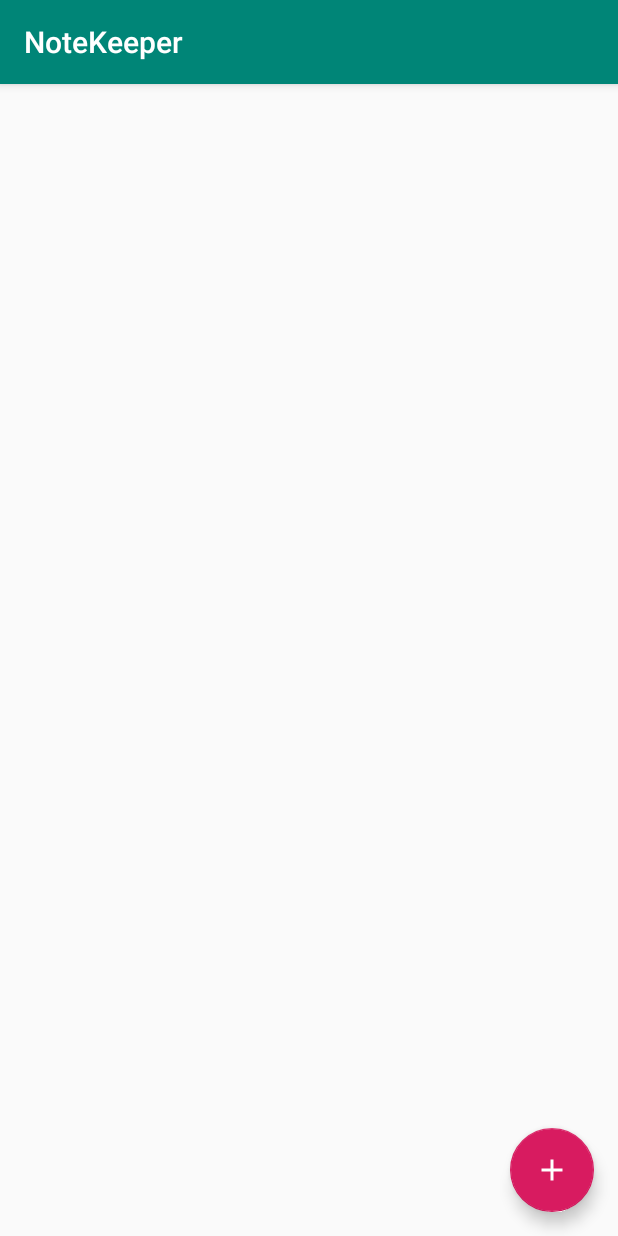
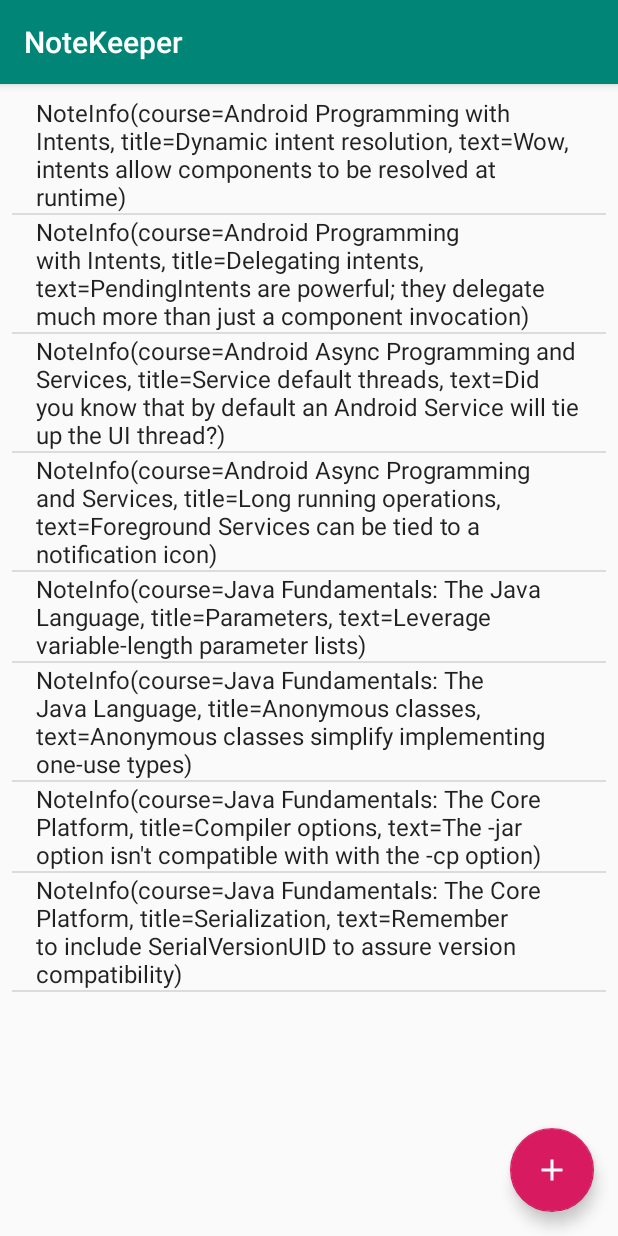
Before and after one commit to thekamilpro/learning, an Android app: the screen it shows after launch (NoteListActivity), on a phone screen of 412 x 824 dp. Run offline under Robolectric (Android 15) with nearby library versions, the phone set to English and light mode, and no system bars.

Commit message:
Added ability to choose and add notes

```diff
--- /dev/null
+++ b/Android/NoteKeeper/app/src/main/java/com/example/notekeeper/Constants.kt
@@ -0,0 +1,5 @@
+package com.example.notekeeper
+
+const val EXTRA_NOTE_POSITION = "EXTRA_NOTE_POSITION"
+
+const val POSITION_NOT_SET = -1
--- a/Android/NoteKeeper/app/src/main/java/com/example/notekeeper/DataManager.kt
+++ b/Android/NoteKeeper/app/src/main/java/com/example/notekeeper/DataManager.kt
@@ -1,11 +1,12 @@
 package com.example.notekeeper
 
-class DataManager {
+object DataManager {
     val courses = HashMap<String, CourseInfo>()
     val notes = ArrayList<NoteInfo>()
 
     init {
         initializeCourses()
+        initializeNotes()
     }
 
     private fun initializeCourses() {
@@ -22,4 +23,39 @@ class DataManager {
         courses.set(course.courseId, course)
     }
 
+    private fun initializeNotes() {
+
+        var course = courses["android_intents"]!!
+        var note = NoteInfo(course, "Dynamic intent resolution",
+            "Wow, intents allow components to be resolved at runtime")
+        notes.add(note)
+        note = NoteInfo(course, "Delegating intents",
+            "PendingIntents are powerful; they delegate much more than just a component invocation")
+        notes.add(note)
+
+        course = courses["android_async"]!!
+        note = NoteInfo(course, "Service default threads",
+            "Did you know that by default an Android Service will tie up the UI thread?")
+        notes.add(note)
+        note = NoteInfo(course, "Long running operations",
+            "Foreground Services can be tied to a notification icon")
+        notes.add(note)
+
+        course = courses["java_lang"]!!
+        note = NoteInfo(course, "Parameters",
+            "Leverage variable-length parameter lists")
+        notes.add(note)
+        note = NoteInfo(course, "Anonymous classes",
+            "Anonymous classes simplify implementing one-use types")
+        notes.add(note)
+
+        course = courses["java_core"]!!
+        note = NoteInfo(course, "Compiler options",
+            "The -jar option isn't compatible with with the -cp option")
+        notes.add(note)
+        note = NoteInfo(course, "Serialization",
+            "Remember to include SerialVersionUID to assure version compatibility")
+        notes.add(note)
+    }
+
 }
--- a/Android/NoteKeeper/app/src/main/java/com/example/notekeeper/NoteKeeperData.kt
+++ b/Android/NoteKeeper/app/src/main/java/com/example/notekeeper/NoteKeeperData.kt
@@ -1,9 +1,9 @@
 package com.example.notekeeper
 
-class CourseInfo (val courseId: String, val title: String) {
+data class CourseInfo (val courseId: String, val title: String) {
     override fun toString(): String {
         return title
     }
 }
 
-class NoteInfo (var course: CourseInfo, var title: String, var text: String)
+data class NoteInfo (var course: CourseInfo, var title: String, var text: String)
--- a/Android/NoteKeeper/app/src/main/java/com/example/notekeeper/NoteListActivity.kt
+++ b/Android/NoteKeeper/app/src/main/java/com/example/notekeeper/NoteListActivity.kt
@@ -2,10 +2,12 @@ package com.example.notekeeper
 
 import android.content.Intent
 import android.os.Bundle
+import android.widget.ArrayAdapter
 import com.google.android.material.snackbar.Snackbar
 import androidx.appcompat.app.AppCompatActivity
 
 import kotlinx.android.synthetic.main.activity_note_list.*
+import kotlinx.android.synthetic.main.content_note_list.*
 
 class NoteListActivity : AppCompatActivity() {
 
@@ -18,6 +20,16 @@ class NoteListActivity : AppCompatActivity() {
            val activityIntent = Intent( this , MainActivity::class.java)
             startActivity(activityIntent)
         }
+
+        listNotes.adapter = ArrayAdapter( this,
+            android.R.layout.simple_list_item_1,
+            DataManager.notes )
+
+        listNotes.setOnItemClickListener{parent, view, position, id ->
+            val activityIntent = Intent(this, MainActivity::class.java)
+            activityIntent.putExtra(EXTRA_NOTE_POSITION, position)
+            startActivity(activityIntent)
+        }
     }
 
 }
```
Also changed, not shown: Android/NoteKeeper/app/src/main/java/com/example/notekeeper/MainActivity.kt (+18 -2 lines).
